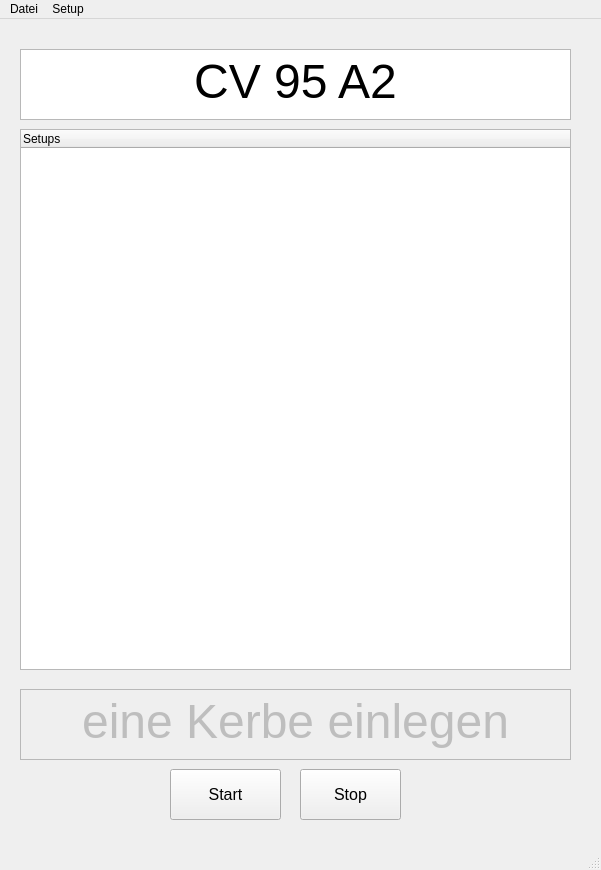
This is QT_MainWindow_schnittomat.ui in hidbefra/PlotterWizard as Qt 5 draws it before an edit. The edited form follows.
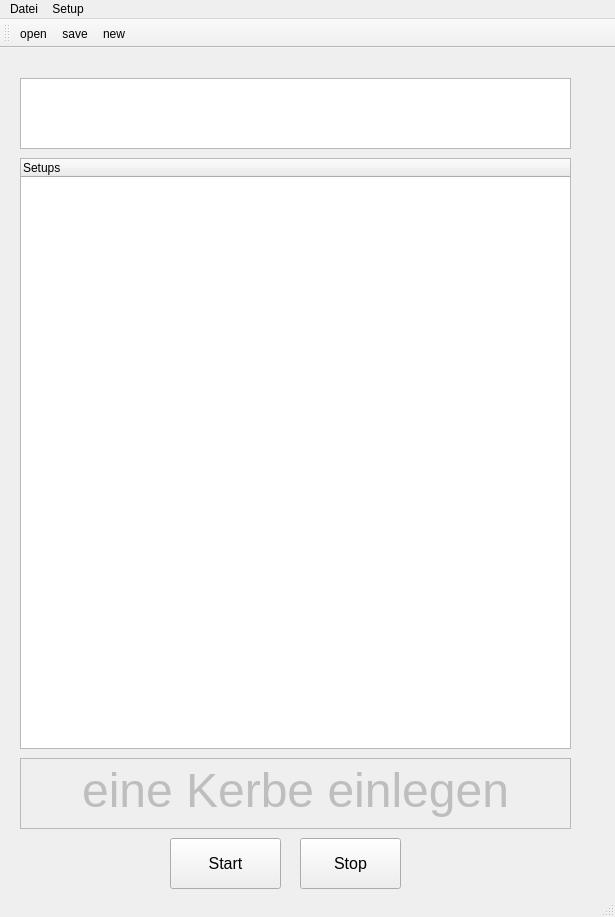
This is the edited form. Icons and pictures are not drawn.

What changed in the file:
```diff
--- a/QT_MainWindow_schnittomat.ui
+++ b/QT_MainWindow_schnittomat.ui
@@ -6,10 +6,16 @@
    <rect>
     <x>0</x>
     <y>0</y>
-    <width>601</width>
-    <height>870</height>
+    <width>615</width>
+    <height>917</height>
    </rect>
   </property>
+  <property name="baseSize">
+   <size>
+    <width>0</width>
+    <height>0</height>
+   </size>
+  </property>
   <property name="contextMenuPolicy">
    <enum>Qt::ActionsContextMenu</enum>
   </property>
@@ -21,7 +27,7 @@
     <property name="geometry">
      <rect>
       <x>300</x>
-      <y>750</y>
+      <y>790</y>
       <width>101</width>
       <height>51</height>
      </rect>
@@ -39,7 +45,7 @@
     <property name="geometry">
      <rect>
       <x>170</x>
-      <y>750</y>
+      <y>790</y>
       <width>111</width>
       <height>51</height>
      </rect>
@@ -59,9 +65,15 @@
       <x>20</x>
       <y>110</y>
       <width>551</width>
-      <height>541</height>
+      <height>591</height>
      </rect>
     </property>
+    <property name="maximumSize">
+     <size>
+      <width>16777215</width>
+      <height>591</height>
+     </size>
+    </property>
     <property name="mouseTracking">
      <bool>false</bool>
     </property>
@@ -90,7 +102,7 @@
     <property name="geometry">
      <rect>
       <x>20</x>
-      <y>670</y>
+      <y>710</y>
       <width>551</width>
       <height>71</height>
      </rect>
@@ -120,17 +132,23 @@
       <height>71</height>
      </rect>
     </property>
+    <property name="sizePolicy">
+     <sizepolicy hsizetype="Expanding" vsizetype="Expanding">
+      <horstretch>0</horstretch>
+      <verstretch>0</verstretch>
+     </sizepolicy>
+    </property>
     <property name="font">
      <font>
-      <pointsize>14</pointsize>
+      <pointsize>18</pointsize>
      </font>
     </property>
     <property name="html">
      <string>&lt;!DOCTYPE HTML PUBLIC &quot;-//W3C//DTD HTML 4.0//EN&quot; &quot;http://www.w3.org/TR/REC-html40/strict.dtd&quot;&gt;
 &lt;html&gt;&lt;head&gt;&lt;meta name=&quot;qrichtext&quot; content=&quot;1&quot; /&gt;&lt;style type=&quot;text/css&quot;&gt;
 p, li { white-space: pre-wrap; }
-&lt;/style&gt;&lt;/head&gt;&lt;body style=&quot; font-family:'MS Shell Dlg 2'; font-size:14pt; font-weight:400; font-style:normal;&quot;&gt;
-&lt;p align=&quot;center&quot; style=&quot; margin-top:0px; margin-bottom:0px; margin-left:0px; margin-right:0px; -qt-block-indent:0; text-indent:0px;&quot;&gt;&lt;span style=&quot; font-size:36pt;&quot;&gt;CV 95 A2&lt;/span&gt;&lt;/p&gt;&lt;/body&gt;&lt;/html&gt;</string>
+&lt;/style&gt;&lt;/head&gt;&lt;body style=&quot; font-family:'MS Shell Dlg 2'; font-size:18pt; font-weight:400; font-style:normal;&quot;&gt;
+&lt;p align=&quot;center&quot; style=&quot;-qt-paragraph-type:empty; margin-top:0px; margin-bottom:0px; margin-left:0px; margin-right:0px; -qt-block-indent:0; text-indent:0px;&quot;&gt;&lt;br /&gt;&lt;/p&gt;&lt;/body&gt;&lt;/html&gt;</string>
     </property>
    </widget>
   </widget>
@@ -139,7 +157,7 @@
     <rect>
      <x>0</x>
      <y>0</y>
-     <width>601</width>
+     <width>615</width>
      <height>21</height>
     </rect>
    </property>
@@ -147,32 +165,68 @@
     <property name="title">
      <string>Setup</string>
     </property>
-    <addaction name="actionserial_communication"/>
+    <addaction name="actionSettings"/>
    </widget>
    <widget class="QMenu" name="menuDatei">
     <property name="title">
      <string>Datei</string>
     </property>
-    <addaction name="actionOpen"/>
-    <addaction name="actionSpeichern"/>
+    <addaction name="actionopen"/>
+    <addaction name="actionnew"/>
+    <addaction name="actionsave"/>
    </widget>
    <addaction name="menuDatei"/>
    <addaction name="menutest"/>
   </widget>
   <widget class="QStatusBar" name="statusbar"/>
-  <action name="actionserial_communication">
+  <widget class="QToolBar" name="toolBar">
+   <property name="windowTitle">
+    <string>toolBar</string>
+   </property>
+   <attribute name="toolBarArea">
+    <enum>TopToolBarArea</enum>
+   </attribute>
+   <attribute name="toolBarBreak">
+    <bool>false</bool>
+   </attribute>
+   <addaction name="actionopen"/>
+   <addaction name="actionsave"/>
+   <addaction name="actionnew"/>
+  </widget>
+  <action name="actionnew">
+   <property name="icon">
+    <iconset resource="QT_Designer_resources.qrc">
+     <normaloff>:/icons/icons/71.ico</normaloff>:/icons/icons/71.ico</iconset>
+   </property>
    <property name="text">
-    <string>serial communication</string>
+    <string>new</string>
    </property>
   </action>
-  <action name="actionOpen">
+  <action name="actionsave">
+   <property name="icon">
+    <iconset resource="QT_Designer_resources.qrc">
+     <normaloff>:/icons/icons/1959.ico</normaloff>:/icons/icons/1959.ico</iconset>
+   </property>
    <property name="text">
-    <string>Open</string>
+    <string>save</string>
    </property>
   </action>
-  <action name="actionSpeichern">
+  <action name="actionopen">
+   <property name="icon">
+    <iconset resource="QT_Designer_resources.qrc">
+     <normaloff>:/icons/icons/1951.ico</normaloff>:/icons/icons/1951.ico</iconset>
+   </property>
    <property name="text">
-    <string>Speichern</string>
+    <string>open</string>
+   </property>
+  </action>
+  <action name="actionSettings">
+   <property name="icon">
+    <iconset resource="QT_Designer_resources.qrc">
+     <normaloff>:/icons/icons/2413.ico</normaloff>:/icons/icons/2413.ico</iconset>
+   </property>
+   <property name="text">
+    <string>Settings</string>
    </property>
   </action>
  </widget>
```
Left out of the diff: 4 changed lines with no effect on the pictures.
